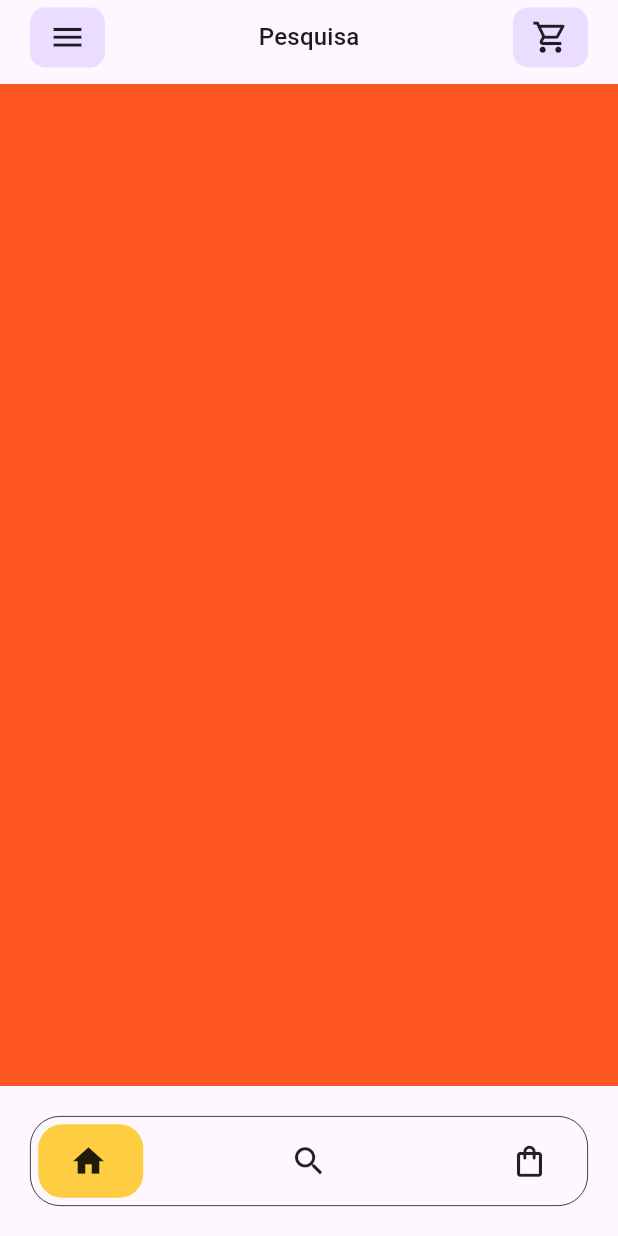
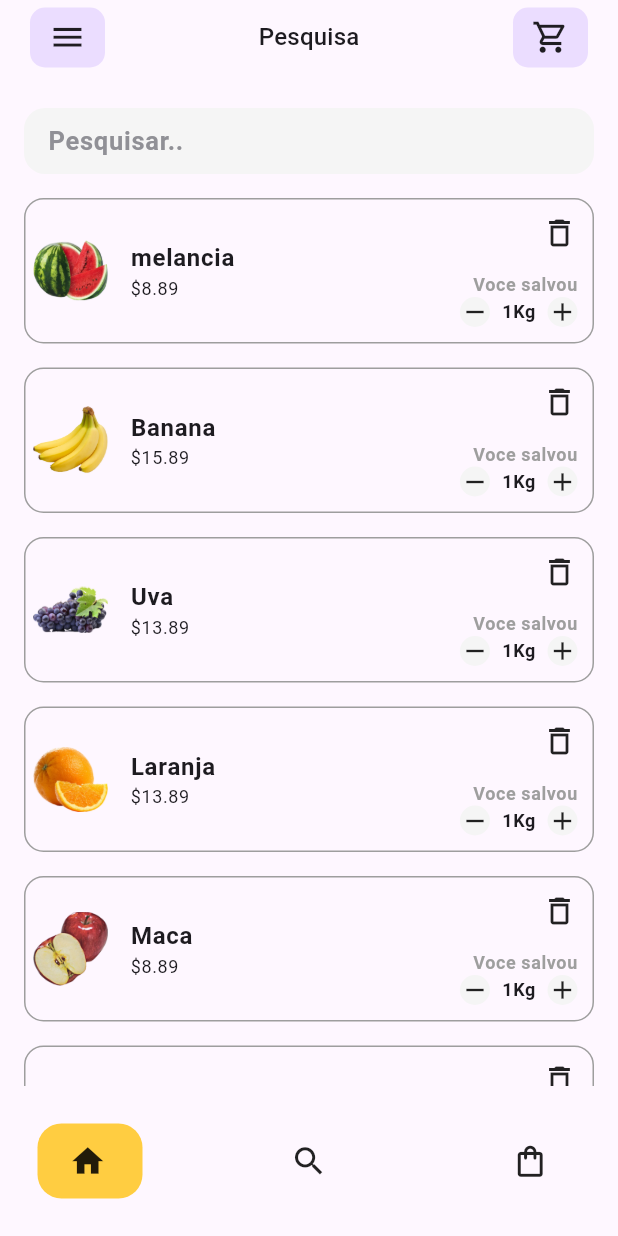
Before and after one commit to MateusLucasDaSilva/food_products, a Flutter app: the HomePage screen opened by its route, swiped to page 2, on a phone screen of 412 x 824 dp. Run offline on Flutter 3.47's test engine with Material 3 defaults, Android fonts, the light colour scheme and no system bars; our stand-ins replace flutter_rating_bar, get_it, injectable.

Commit message:
adicionei a tela de pesquisa

```diff
--- a/build.yaml
+++ b/build.yaml
@@ -1,6 +1,7 @@
 targets:
   $default:
     builders:
+
       injectable_generator|injectable_builder:
         enabled: true
         generate_for:
@@ -8,8 +9,19 @@ targets:
             - lib/**.dart
 
 
+
       injectable_generator|injectable_config_builder:
         enabled: true
         generate_for:
           include:
             - lib/app/di/injectable.dart
+
+
+      mobx_codegen|mobx_generator:
+        options:
+          hasToString: false
+        generate_for:
+          include:
+            - lib/**_store.dart
+            - lib/**_controller.dart
+            - lib/**_service.dart
--- a/lib/app/app.dart
+++ b/lib/app/app.dart
@@ -8,11 +8,13 @@ class App extends StatelessWidget {
   @override
   Widget build(BuildContext context) {
     return MaterialApp(
-        title: 'Flutter Demo',
-        debugShowCheckedModeBanner: false,
-        theme: AppTheme.theme,
-        routes: AppRoutes.routes,
-        initialRoute: AppRoutes.initialRouter,
-        onGenerateRoute: AppRoutes.onGenerateRoute);
+      title: 'Flutter Demo',
+      debugShowCheckedModeBanner: false,
+      theme: AppTheme.theme,
+      darkTheme: ThemeData.dark(),
+      routes: AppRoutes.routes,
+      initialRoute: AppRoutes.initialRouter,
+      onGenerateRoute: AppRoutes.onGenerateRoute,
+    );
   }
 }
--- /dev/null
+++ b/lib/app/domain/entities/app/app_contantes.dart
@@ -0,0 +1,4 @@
+class AppContantes {
+  static const double borderRadius = 14.0;
+  static const double padding = 16.0;
+}
--- a/lib/app/presentation/app/app_theme.dart
+++ b/lib/app/presentation/app/app_theme.dart
@@ -1,8 +1,9 @@
 import 'package:flutter/material.dart';
+import 'package:food_products/app/domain/entities/app/app_contantes.dart';
 import 'package:food_products/app/presentation/app/app_colors.dart';
 
 class AppTheme {
-  const AppTheme._();
+  AppTheme._();
   static ThemeData theme = ThemeData(
     colorScheme: ColorScheme.fromSeed(
       seedColor: Colors.deepPurple,
@@ -11,6 +12,39 @@ class AppTheme {
       secondary: AppColors.blueWhite,
       tertiary: AppColors.yellowWhite,
     ),
+    inputDecorationTheme: inputDecorationTheme,
     useMaterial3: true,
   );
+
+  static InputDecorationTheme get inputDecorationTheme => InputDecorationTheme(
+        isDense: true,
+        fillColor: AppColors.blueGrey,
+        filled: true,
+        border: inputBorder,
+        errorBorder: inputBorder,
+        focusedBorder: inputBorder,
+        disabledBorder: inputBorder,
+        enabledBorder: inputBorder,
+        prefixStyle: textStyle,
+        counterStyle: textStyle,
+        suffixStyle: textStyle,
+        labelStyle: textStyle,
+        helperStyle: textStyle,
+        hintStyle: textStyle,
+        floatingLabelStyle: textStyle,
+      );
+
+  static TextStyle textStyle = const TextStyle(
+    fontSize: 17,
+    height: 1.2,
+    fontWeight: FontWeight.w600,
+    color: Color(0xff909096),
+  );
+
+  static OutlineInputBorder inputBorder = OutlineInputBorder(
+    borderSide: BorderSide.none,
+    borderRadius: BorderRadius.circular(
+      AppContantes.borderRadius,
+    ),
+  );
 }
--- a/lib/app/presentation/pages/cart/cart_page.dart
+++ b/lib/app/presentation/pages/cart/cart_page.dart
@@ -1,7 +1,8 @@
 import 'package:flutter/material.dart';
 import 'package:food_products/app/domain/constantes/moke_produtos.dart';
+import 'package:food_products/app/domain/entities/app/app_contantes.dart';
 import 'package:food_products/app/domain/entities/product_entity.dart';
-import 'package:food_products/app/presentation/pages/cart/widgets/item_cart_product_widget.dart';
+import 'package:food_products/app/presentation/shared/ui/widgets/products/tile_product_widget.dart';
 
 class CartPage extends StatelessWidget {
   const CartPage({super.key});
@@ -11,13 +12,22 @@ class CartPage extends StatelessWidget {
     return Scaffold(
       appBar: AppBar(title: const Text('Carrinho'), centerTitle: true),
       body: SingleChildScrollView(
-        child: Column(
-          children:
-              <ProductEntity>[...MokeProdutos.frutas, ...MokeProdutos.products]
-                  .map(
-                    (ProductEntity e) => ItemCartProductWidget(product: e),
-                  )
-                  .toList(),
+        child: Padding(
+          padding: const EdgeInsets.all(AppContantes.padding),
+          child: Column(
+            children: <ProductEntity>[
+              ...MokeProdutos.frutas,
+              ...MokeProdutos.products
+            ]
+                .map(
+                  (ProductEntity e) => Padding(
+                    padding:
+                        const EdgeInsets.only(bottom: AppContantes.padding),
+                    child: TileProductWidget(product: e),
+                  ),
+                )
+                .toList(),
+          ),
         ),
       ),
     );
--- a/lib/app/presentation/pages/home/home_page.dart
+++ b/lib/app/presentation/pages/home/home_page.dart
@@ -4,6 +4,7 @@ import 'package:food_products/app/presentation/pages/home/views/products_view.da
 import 'package:food_products/app/presentation/pages/home/views/search_view.dart';
 import 'package:food_products/app/presentation/pages/home/widgets/bottom_navigator_bar_widget.dart';
 import 'package:food_products/app/presentation/shared/ui/widgets/app_bar_widget.dart';
+import 'package:food_products/app/presentation/shared/ui/widgets/background_unfocus/background_un_focus.dart';
 
 class HomePage extends StatefulWidget {
   const HomePage({super.key});
@@ -62,7 +63,8 @@ class _HomePageState extends State<HomePage> {
         leadingIconData: Icons.menu,
         titleText: title,
       ),
-      body: PageView(
+      body: BackgroundUnFocus(
+        child: PageView(
           controller: _pageController,
           children: const <Widget>[
             ProductsView(),
@@ -70,6 +72,7 @@ class _HomePageState extends State<HomePage> {
             OptionsView(),
           ],
         ),
+      ),
     );
   }
 }
--- a/lib/app/presentation/pages/home/views/search_view.dart
+++ b/lib/app/presentation/pages/home/views/search_view.dart
@@ -1,4 +1,9 @@
 import 'package:flutter/material.dart';
+import 'package:food_products/app/domain/constantes/moke_produtos.dart';
+import 'package:food_products/app/domain/entities/app/app_contantes.dart';
+import 'package:food_products/app/domain/entities/product_entity.dart';
+import 'package:food_products/app/presentation/shared/ui/widgets/inputs/input_app_widget.dart';
+import 'package:food_products/app/presentation/shared/ui/widgets/products/tile_product_widget.dart';
 
 class SearchView extends StatelessWidget {
   const SearchView({
@@ -7,8 +12,50 @@ class SearchView extends StatelessWidget {
 
   @override
   Widget build(BuildContext context) {
-    return Container(
-      color: Colors.deepOrange,
+    return SingleChildScrollView(
+      child: Container(
+        padding: const EdgeInsets.all(
+          AppContantes.padding,
+        ),
+        child: Column(children: <Widget>[
+          const InputAppWidget(
+            label: 'Pesquisar..',
+          ),
+          const SizedBox(
+            height: AppContantes.padding,
+          ),
+          ...<ProductEntity>[...MokeProdutos.frutas, ...MokeProdutos.products]
+              .map(
+                (ProductEntity e) => Padding(
+                  padding: const EdgeInsets.only(bottom: AppContantes.padding),
+                  child: TileProductWidget(product: e),
+                ),
+              )
+              .toList(),
+        ]),
+      ),
     );
   }
 }
+
+class ItemProductSearchWidget extends StatelessWidget {
+  const ItemProductSearchWidget({
+    super.key,
+  });
+
+  @override
+  Widget build(BuildContext context) {
+    return Padding(
+      padding: const EdgeInsets.symmetric(vertical: AppContantes.padding / 2),
+      child: Container(
+        height: 60,
+        decoration: BoxDecoration(
+          borderRadius: BorderRadius.circular(
+            AppContantes.borderRadius,
+          ),
+          border: Border.all(width: 1.0),
+        ),
+      ),
+    );
+  }
+}
--- a/lib/app/presentation/pages/home/widgets/bottom_navigator_bar_widget.dart
+++ b/lib/app/presentation/pages/home/widgets/bottom_navigator_bar_widget.dart
@@ -48,9 +48,6 @@ class _BottomHomeNavigatorBarWidgetState
     return Container(
       height: 60,
       margin: const EdgeInsets.all(20),
-      decoration: BoxDecoration(
-          borderRadius: BorderRadius.circular(20),
-          border: Border.all(color: Colors.black, width: .5)),
       child: Stack(
         children: <Widget>[
           AnimatedAlign(
--- /dev/null
+++ b/lib/app/presentation/shared/ui/widgets/background_unfocus/background_un_focus.dart
@@ -0,0 +1,35 @@
+import 'package:flutter/material.dart';
+
+class BackgroundUnFocus extends StatelessWidget {
+  final Widget child;
+  final Alignment? alignment;
+  final Color? backgroundColor;
+
+  const BackgroundUnFocus({
+    required this.child,
+    this.alignment,
+    this.backgroundColor,
+    super.key,
+  });
+
+  @override
+  Widget build(BuildContext context) {
+    return LayoutBuilder(
+        builder: (BuildContext context, BoxConstraints constraints) {
+      return GestureDetector(
+        onTap: () => _onRequestUnFocus(context),
+        child: Container(
+          alignment: alignment,
+          width: constraints.biggest.width,
+          height: constraints.biggest.height,
+          color: backgroundColor ?? Theme.of(context).colorScheme.background,
+          child: child,
+        ),
+      );
+    });
+  }
+
+  void _onRequestUnFocus(BuildContext context) {
+    FocusScope.of(context).unfocus();
+  }
+}
--- /dev/null
+++ b/lib/app/presentation/shared/ui/widgets/inputs/input_app_widget.dart
@@ -0,0 +1,67 @@
+import 'package:flutter/material.dart';
+import 'package:flutter/services.dart';
+import 'package:food_products/app/domain/entities/app/app_contantes.dart';
+import 'package:food_products/app/presentation/shared/ui/extensions/build_context_extension.dart';
+
+class InputAppWidget extends StatelessWidget {
+  final TextEditingController? controller;
+  final String? label;
+  final InputDecoration? decoration;
+  final List<TextInputFormatter>? inputFormatters;
+  final String? Function(String?)? validator;
+  final void Function(String)? onChanged;
+  final TextInputType? keyboardType;
+  final int? maxLength;
+  final FocusNode? focusNode;
+  final TextAlignVertical? textAlignVertical;
+  final TextInputAction? textInputAction;
+  final TextAlign textAlign;
+
+  const InputAppWidget({
+    super.key,
+    this.controller,
+    required this.label,
+    this.textAlign = TextAlign.start,
+    this.decoration,
+    this.inputFormatters,
+    this.validator,
+    this.keyboardType,
+    this.maxLength,
+    this.focusNode,
+    this.onChanged,
+    this.textAlignVertical,
+    this.textInputAction,
+  });
+
+  @override
+  Widget build(BuildContext context) {
+    return TextFormField(
+      controller: controller,
+      focusNode: focusNode,
+      inputFormatters: inputFormatters,
+      onChanged: onChanged,
+      validator: validator,
+      keyboardType: keyboardType,
+      textAlign: textAlign,
+      textAlignVertical: textAlignVertical,
+      textInputAction: textInputAction,
+      style: Theme.of(context).inputDecorationTheme.labelStyle?.copyWith(
+            height: 1.2,
+          ),
+      cursorColor: context.colorScheme.onBackground,
+      cursorHeight: 17,
+      cursorWidth: 1.7,
+      decoration: decoration ??
+          InputDecoration(
+            label: null,
+            hintText: label,
+            border: OutlineInputBorder(
+              borderSide: BorderSide.none,
+              borderRadius: BorderRadius.circular(
+                AppContantes.borderRadius,
+              ),
+            ),
+          ),
+    );
+  }
+}
--- a/lib/app/presentation/pages/cart/widgets/item_cart_product_widget.dart
+++ b/lib/app/presentation/shared/ui/widgets/products/tile_product_widget.dart
@@ -3,18 +3,16 @@ import 'package:food_products/app/domain/entities/product_entity.dart';
 import 'package:food_products/app/presentation/shared/ui/extensions/build_context_extension.dart';
 import 'package:food_products/app/presentation/shared/ui/widgets/icon_button_widget.dart';
 
-class ItemCartProductWidget extends StatelessWidget {
+class TileProductWidget extends StatelessWidget {
   final ProductEntity product;
-  const ItemCartProductWidget({
+  const TileProductWidget({
     super.key,
     required this.product,
   });
 
   @override
   Widget build(BuildContext context) {
-    return Padding(
-      padding: const EdgeInsets.all(10.0),
-      child: Container(
+    return Container(
       decoration: BoxDecoration(
         border: Border.all(color: Colors.grey, width: 1),
         borderRadius: BorderRadius.circular(13),
@@ -32,7 +30,6 @@ class ItemCartProductWidget extends StatelessWidget {
             width: 10,
           ),
         ],
-        ),
       ),
     );
   }
--- a/pubspec.yaml
+++ b/pubspec.yaml
@@ -19,15 +19,18 @@ dependencies:
   provider: ^6.1.1
   injectable: ^2.3.2
   get_it: ^7.6.7
+  mobx: ^2.3.3+2
+  flutter_mobx: ^2.2.1+1
 
 
 
 dev_dependencies:
   flutter_test:
     sdk: flutter
-  flutter_lints: ^2.0.0
+  flutter_lints: ^3.0.0
   build_runner: ^2.4.8
   injectable_generator: ^2.4.1
+  mobx_codegen: ^2.6.1
 
 flutter:
 
```
Also changed, not shown: pubspec.lock, 3 other files. Lines whose indentation alone changed are shown as unchanged.
